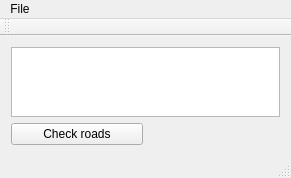
This is hierarhy_list__release/mainwindow.ui in Nn0wn/garbage as Qt 5 draws it before an edit. The edited form follows.
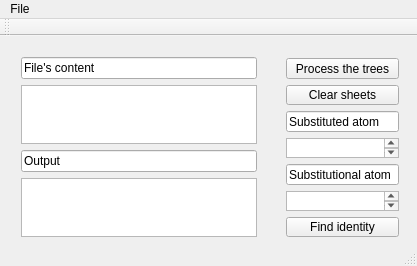
This is the edited form.

The edit to the form file:
```diff
--- a/hierarhy_list__release/mainwindow.ui
+++ b/hierarhy_list__release/mainwindow.ui
@@ -6,33 +6,179 @@
    <rect>
     <x>0</x>
     <y>0</y>
-    <width>291</width>
-    <height>171</height>
+    <width>417</width>
+    <height>266</height>
    </rect>
   </property>
+  <property name="sizePolicy">
+   <sizepolicy hsizetype="Preferred" vsizetype="Fixed">
+    <horstretch>0</horstretch>
+    <verstretch>0</verstretch>
+   </sizepolicy>
+  </property>
   <property name="windowTitle">
    <string>Roads founder</string>
   </property>
   <widget class="QWidget" name="centralWidget">
-   <layout class="QGridLayout" name="gridLayout">
-    <item row="0" column="0" rowspan="2" colspan="2">
-     <widget class="QTextEdit" name="textEdit"/>
-    </item>
-    <item row="2" column="0">
-     <widget class="QPushButton" name="Enter">
-      <property name="text">
-       <string>Check roads</string>
-      </property>
-     </widget>
-    </item>
-   </layout>
+   <property name="sizePolicy">
+    <sizepolicy hsizetype="Expanding" vsizetype="Expanding">
+     <horstretch>0</horstretch>
+     <verstretch>0</verstretch>
+    </sizepolicy>
+   </property>
+   <widget class="QWidget" name="">
+    <property name="geometry">
+     <rect>
+      <x>10</x>
+      <y>10</y>
+      <width>258</width>
+      <height>202</height>
+     </rect>
+    </property>
+    <layout class="QVBoxLayout" name="verticalLayout">
+     <item>
+      <widget class="QLineEdit" name="lineEdit_2">
+       <property name="text">
+        <string>File's content</string>
+       </property>
+       <property name="readOnly">
+        <bool>true</bool>
+       </property>
+      </widget>
+     </item>
+     <item>
+      <widget class="QTextEdit" name="textEdit_2"/>
+     </item>
+     <item>
+      <widget class="QLineEdit" name="lineEdit_3">
+       <property name="autoFillBackground">
+        <bool>false</bool>
+       </property>
+       <property name="text">
+        <string>Output</string>
+       </property>
+       <property name="readOnly">
+        <bool>true</bool>
+       </property>
+       <property name="placeholderText">
+        <string/>
+       </property>
+      </widget>
+     </item>
+     <item>
+      <widget class="QTextEdit" name="textEdit">
+       <property name="sizePolicy">
+        <sizepolicy hsizetype="Expanding" vsizetype="Expanding">
+         <horstretch>0</horstretch>
+         <verstretch>0</verstretch>
+        </sizepolicy>
+       </property>
+       <property name="focusPolicy">
+        <enum>Qt::ClickFocus</enum>
+       </property>
+       <property name="horizontalScrollBarPolicy">
+        <enum>Qt::ScrollBarAsNeeded</enum>
+       </property>
+       <property name="sizeAdjustPolicy">
+        <enum>QAbstractScrollArea::AdjustIgnored</enum>
+       </property>
+      </widget>
+     </item>
+    </layout>
+   </widget>
+   <widget class="QWidget" name="">
+    <property name="geometry">
+     <rect>
+      <x>275</x>
+      <y>11</y>
+      <width>135</width>
+      <height>201</height>
+     </rect>
+    </property>
+    <layout class="QVBoxLayout" name="verticalLayout_2" stretch="0,0,0,0,0,0,0">
+     <item>
+      <widget class="QPushButton" name="Enter">
+       <property name="enabled">
+        <bool>true</bool>
+       </property>
+       <property name="sizePolicy">
+        <sizepolicy hsizetype="Expanding" vsizetype="Expanding">
+         <horstretch>0</horstretch>
+         <verstretch>0</verstretch>
+        </sizepolicy>
+       </property>
+       <property name="text">
+        <string>Process the trees</string>
+       </property>
+      </widget>
+     </item>
+     <item>
+      <widget class="QPushButton" name="pushButton">
+       <property name="sizePolicy">
+        <sizepolicy hsizetype="Expanding" vsizetype="Expanding">
+         <horstretch>0</horstretch>
+         <verstretch>0</verstretch>
+        </sizepolicy>
+       </property>
+       <property name="text">
+        <string>Clear sheets</string>
+       </property>
+      </widget>
+     </item>
+     <item>
+      <widget class="QLineEdit" name="lineEdit">
+       <property name="text">
+        <string>Substituted atom</string>
+       </property>
+       <property name="readOnly">
+        <bool>true</bool>
+       </property>
+      </widget>
+     </item>
+     <item>
+      <widget class="QTextEdit" name="textEdit_3"/>
+     </item>
+     <item>
+      <widget class="QLineEdit" name="lineEdit_4">
+       <property name="text">
+        <string>Substitutional atom</string>
+       </property>
+       <property name="readOnly">
+        <bool>true</bool>
+       </property>
+      </widget>
+     </item>
+     <item>
+      <widget class="QTextEdit" name="textEdit_4"/>
+     </item>
+     <item>
+      <widget class="QPushButton" name="pushButton_2">
+       <property name="enabled">
+        <bool>true</bool>
+       </property>
+       <property name="sizePolicy">
+        <sizepolicy hsizetype="Expanding" vsizetype="Expanding">
+         <horstretch>0</horstretch>
+         <verstretch>0</verstretch>
+        </sizepolicy>
+       </property>
+       <property name="text">
+        <string>Find identity</string>
+       </property>
+       <property name="autoDefault">
+        <bool>false</bool>
+       </property>
+      </widget>
+     </item>
+    </layout>
+   </widget>
   </widget>
   <widget class="QMenuBar" name="menuBar">
    <property name="geometry">
     <rect>
      <x>0</x>
      <y>0</y>
-     <width>291</width>
+     <width>417</width>
      <height>21</height>
     </rect>
    </property>
@@ -50,7 +196,7 @@
     <enum>TopToolBarArea</enum>
    </attribute>
    <attribute name="toolBarBreak">
-    <bool>true</bool>
+    <bool>false</bool>
    </attribute>
   </widget>
   <widget class="QStatusBar" name="statusBar"/>
```
